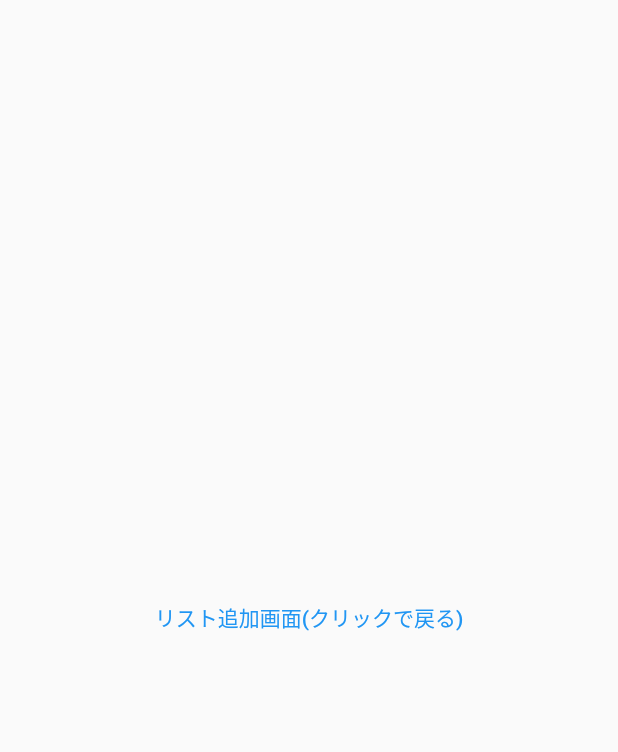
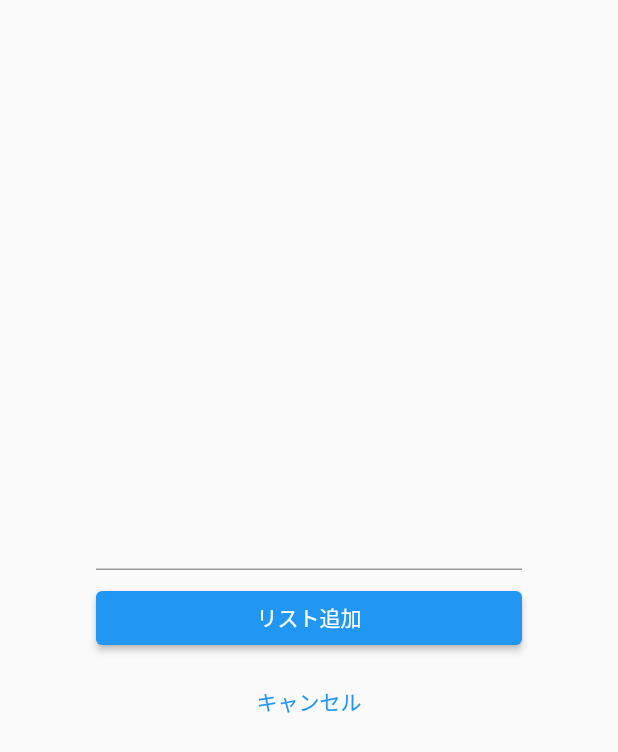
Before and after one commit to hamadayuuki/practice-flutter, a Flutter app: the TodoAddPage screen opened directly, on a phone screen of 412 x 824 dp. Shown: the top 752 px of the screen. Run offline on Flutter 3.47's test engine with Material 2 defaults, Android fonts, the phone set to English and light mode, and no system bars.

Commit message:
add: リスト入力の画面を作成

```diff
--- a/lib/main.dart
+++ b/lib/main.dart
@@ -93,15 +93,49 @@ class TodoAddPage extends StatelessWidget {
   @override
   Widget build(BuildContext context) {
     return Scaffold(
-      body: Center(
-        child: TextButton(
-          onPressed: () {
-            // 前画面へ戻る, .pop()
-            Navigator.of(context).pop();
-          },
-          child: Text("リスト追加画面(クリックで戻る)")
+      body: Container(
+        padding: EdgeInsets.all(64),
+        child: Column(
+            mainAxisAlignment: MainAxisAlignment.center,   // children の要素を均等に並べる
+          children: <Widget>[
+
+            TextField(),   // 文字入力
+
+            const SizedBox(height: 8),   // 余白
+
+            // 「リスト追加」ボタン
+            Container(
+              width: double.infinity,   // 横いっぱいに広げる
+              child: ElevatedButton(
+                //color: Colors.blue,
+                onPressed: () { /*ボタンを押した時の処理*/ },
+                child: Text(
+                  "リスト追加",
+                  style: TextStyle(
+                      color: Colors.white
+                  )
+                )
+              )
+            ),
+
+            const SizedBox(height: 8),   // 余白
+
+            // 「キャンセル」ボタン
+            Container(
+              width: double.infinity,
+
+              child: TextButton(
+                onPressed: () {
+                  // 前の画面へ遷移, .pop()
+                  Navigator.of(context).pop();
+                },
+                child: Text("キャンセル"),
+              )
+            )
+          ]
         )
       )
+
     );
   }
 }
--- a/memo.txt
+++ b/memo.txt
@@ -30,7 +30,7 @@
     - ListView
     - Card(ListTile)
 ！プログラム全体を見たときに、どこに何をどう書けば どう動くのか 目的別に説明する
-・
+・プログラムを複数行ではなく、1行にできるところがないか確認
 
 
 
```
